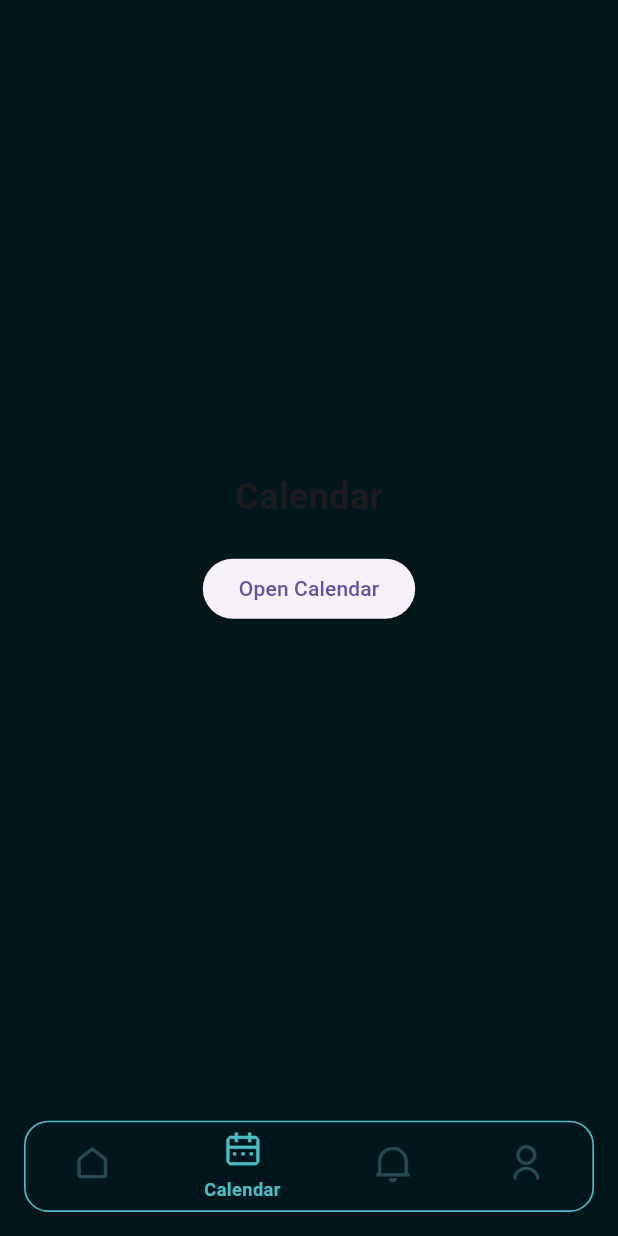
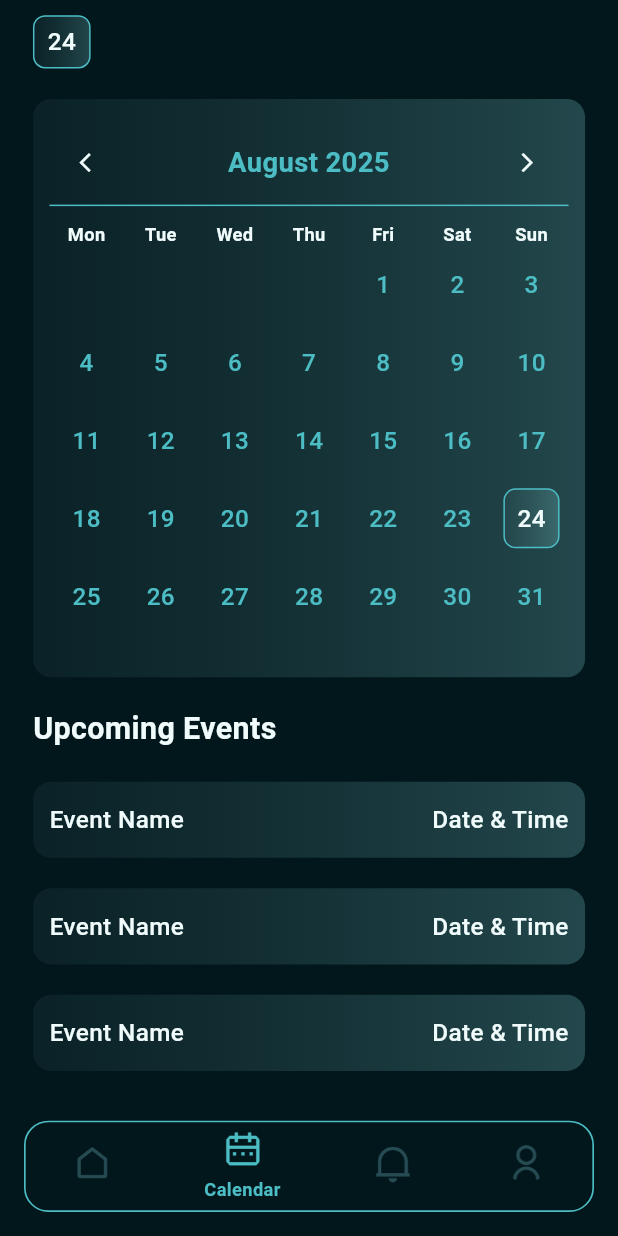
Before and after one commit to AnasNasr-afk/kora_app, a Flutter app: the HomeLayout screen opened by its route, item 2 of the bottom bar chosen, on a phone screen of 412 x 824 dp. Run offline on Flutter 3.47's test engine with Material 3 defaults, Android fonts, the light colour scheme and no system bars; drawn by our look-alikes of table_calendar; our stand-ins replace circular_countdown_timer, easy_localization, flutter_bloc, flutter_countdown_timer, flutter_screenutil, font_awesome_flutter and 1 more; Roboto replaces fonts that are missing (Cairo).

Commit message:
feat(calendar) :implement the calendar ui

```diff
--- a/lib/core/themes/text_styles.dart
+++ b/lib/core/themes/text_styles.dart
@@ -8,6 +8,16 @@ import 'package:kora_app/core/themes/color_manager.dart';
 class TextStyles {
   static TextStyle font14TealBlueSemiBold = GoogleFonts.cairo(
     fontSize: 14.sp,
+    color: ColorManager.tealBlue,
+    fontWeight: FontWeight.w600,
+  );
+  static TextStyle font16TealBlueMedium = GoogleFonts.cairo(
+    fontSize: 16.sp,
+    color: ColorManager.tealBlue,
+    fontWeight: FontWeight.w500,
+  );
+  static TextStyle font18TealBlueSemiBold = GoogleFonts.cairo(
+    fontSize: 18.sp,
     color: ColorManager.tealBlue,
     fontWeight: FontWeight.w600,
   );
--- /dev/null
+++ b/lib/features/calender/calendar_screen.dart
@@ -0,0 +1,191 @@
+import 'package:flutter/material.dart';
+import 'package:flutter_screenutil/flutter_screenutil.dart';
+import 'package:kora_app/core/themes/color_manager.dart';
+import 'package:table_calendar/table_calendar.dart';
+
+import '../../core/themes/text_styles.dart';
+
+class CalendarScreen extends StatefulWidget {
+  const CalendarScreen({super.key});
+
+  @override
+  State<CalendarScreen> createState() => _CalenderScreenState();
+}
+
+class _CalenderScreenState extends State<CalendarScreen> {
+  DateTime _focusedDay = DateTime.now();
+  DateTime? _selectedDay;
+
+  @override
+  Widget build(BuildContext context) {
+    return SafeArea(
+      child: Padding(
+        padding: EdgeInsets.symmetric(horizontal: 20.w, vertical: 10.h),
+        child: SingleChildScrollView(
+          child: Column(
+            crossAxisAlignment: CrossAxisAlignment.start,
+            mainAxisAlignment: MainAxisAlignment.start,
+            children: [
+              /// 🔘 Today Button
+              GestureDetector(
+                onTap: () {
+                  setState(() {
+                    _focusedDay = DateTime.now();
+                  });
+                },
+                child: Container(
+                  height: 35.h,
+                  width: 35.w,
+                  decoration: BoxDecoration(
+                    gradient: ColorManager.mainGradient,
+                    borderRadius: BorderRadius.circular(8.r),
+                    border: Border.all(color: ColorManager.tealBlue),
+                  ),
+                  child: Center(
+                    child: Text(
+                      "${DateTime.now().day}",
+                      style: TextStyles.font16DarkWhiteMedium,
+                    ),
+                  ),
+                ),
+              ),
+
+              SizedBox(height: 20.h),
+
+              /// 📅 Calendar
+              Container(
+                height: 380.h,
+                width: 380.w,
+                decoration: BoxDecoration(
+                  borderRadius: BorderRadius.circular(12.r),
+                  gradient: ColorManager.mainGradient,
+                ),
+                child: Padding(
+                  padding: EdgeInsets.symmetric(
+                    horizontal: 10.w,
+                    vertical: 15.h,
+                  ),
+                  child: TableCalendar(
+                    firstDay: DateTime.utc(2020, 1, 1),
+                    lastDay: DateTime.utc(2030, 12, 31),
+                    focusedDay: _focusedDay,
+                    selectedDayPredicate: (day) {
+                      return isSameDay(_selectedDay, day);
+                    },
+                    onDaySelected: (selectedDay, focusedDay) {
+                      setState(() {
+                        _selectedDay = selectedDay;
+                        _focusedDay = focusedDay;
+                      });
+                    },
+                    calendarFormat: CalendarFormat.month,
+                    startingDayOfWeek: StartingDayOfWeek.monday,
+                    daysOfWeekVisible: true,
+
+                    /// 📌 Header Style
+                    headerStyle: HeaderStyle(
+                      leftChevronIcon: Icon(
+                        Icons.arrow_back_ios,
+                        color: ColorManager.darkWhite,
+                        size: 15.sp,
+                      ),
+                      rightChevronIcon: Icon(
+                        Icons.arrow_forward_ios,
+                        color: ColorManager.darkWhite,
+                        size: 15.sp,
+                      ),
+                      headerMargin: EdgeInsets.only(bottom: 10.h),
+                      titleTextStyle: TextStyles.font18TealBlueSemiBold,
+                      decoration: BoxDecoration(
+                        border: Border(
+                          bottom: BorderSide(color: ColorManager.tealBlue),
+                        ),
+                      ),
+                      formatButtonVisible: false,
+                      titleCentered: true,
+                    ),
+
+                    /// 📌 Days of Week Style
+                    daysOfWeekStyle: DaysOfWeekStyle(
+                      weekdayStyle: TextStyles.font12DarkWhiteSemiBold,
+                      weekendStyle: TextStyles.font12DarkWhiteSemiBold,
+                    ),
+
+                    /// 📌 Calendar Style
+                    calendarStyle: CalendarStyle(
+                      outsideDaysVisible: false,
+                      defaultTextStyle: TextStyles.font16TealBlueMedium,
+                      weekendTextStyle: TextStyles.font16TealBlueMedium,
+                      todayDecoration: BoxDecoration(
+                        border: Border.all(color: ColorManager.tealBlue),
+                        gradient: ColorManager.mainGradient,
+                        shape: BoxShape.rectangle,
+                        borderRadius: BorderRadius.all(Radius.circular(8.r)),
+                      ),
+                      todayTextStyle: TextStyles.font16DarkWhiteMedium,
+                      selectedDecoration: BoxDecoration(
+                        color: ColorManager.tealBlue,
+                        borderRadius: BorderRadius.all(Radius.circular(8.r)),
+                        shape: BoxShape.rectangle,
+                      ),
+                    ),
+                  ),
+                ),
+              ),
+
+              SizedBox(height: 20.h),
+
+              /// 📌 Upcoming Events
+              Text(
+                "Upcoming Events",
+                style: TextStyles.font20TealBlueBold.copyWith(
+                  color: ColorManager.darkWhite,
+                ),
+              ),
+
+              SizedBox(height: 20.h),
+
+              /// 🔹 Event Rows
+              _buildEventRow("Event Name", "Date & Time"),
+              SizedBox(height: 20.h),
+              _buildEventRow("Event Name", "Date & Time"),
+              SizedBox(height: 20.h),
+              _buildEventRow("Event Name", "Date & Time"),
+            ],
+          ),
+        ),
+      ),
+    );
+  }
+
+  /// 🔧 Extracted Event Row Widget
+  Widget _buildEventRow(String eventName, String dateTime) {
+    return Container(
+      width: double.infinity.w,
+      height: 50.h,
+      decoration: BoxDecoration(
+        gradient: ColorManager.mainGradient,
+        borderRadius: BorderRadius.circular(12.r),
+      ),
+      child: Row(
+        mainAxisAlignment: MainAxisAlignment.spaceBetween,
+        children: [
+          Padding(
+            padding: EdgeInsets.symmetric(horizontal: 10.w),
+            child: Text(
+              eventName,
+              style: TextStyles.font16DarkWhiteMedium,
+            ),
+          ),
+          Padding(
+            padding: EdgeInsets.symmetric(horizontal: 10.w),
+            child: Text(
+              dateTime,
+              style: TextStyles.font16DarkWhiteMedium,
+            ),
+          ),
+        ],
+      ),
+    );
+  }
+}
--- a/lib/features/calender/calender_screen.dart
+++ /dev/null
@@ -1,33 +0,0 @@
-import 'package:flutter/material.dart';
-
-class CalenderScreen extends StatelessWidget {
-  const CalenderScreen({super.key});
-
-  @override
-  Widget build(BuildContext context) {
-    return Center(
-      child: Padding(
-        padding: const EdgeInsets.all(16.0),
-        child: Column(
-          mainAxisAlignment: MainAxisAlignment.center,
-          children: [
-            Text(
-              'Calendar',
-              style: TextStyle(
-                fontSize: 24,
-                fontWeight: FontWeight.bold,
-              ),
-            ),
-            SizedBox(height: 20),
-            ElevatedButton(
-              onPressed: () {
-                // Add your calendar action here
-              },
-              child: Text('Open Calendar'),
-            ),
-          ],
-        ),
-      ),
-    );
-  }
-}
--- a/lib/features/home/cubit/home_cubit.dart
+++ b/lib/features/home/cubit/home_cubit.dart
@@ -1,7 +1,7 @@
 import 'package:flutter/cupertino.dart';
 import 'package:flutter/material.dart';
 import 'package:flutter_bloc/flutter_bloc.dart';
-import 'package:kora_app/features/calender/calender_screen.dart';
+import 'package:kora_app/features/calender/calendar_screen.dart';
 import 'package:kora_app/features/notifications/notifications_screen.dart';
 import 'package:kora_app/features/settings/settings_screen.dart';
 
@@ -18,7 +18,7 @@ class HomeCubit extends Cubit<HomeStates> {
 
   final List<Widget> screens = [
     HomeScreen(),
-    CalenderScreen(),
+    CalendarScreen(),
     NotificationsScreen(),
     SettingsScreen(),
   ];
--- a/pubspec.yaml
+++ b/pubspec.yaml
@@ -42,6 +42,7 @@ dependencies:
   easy_localization: ^3.0.8
   flutter_countdown_timer: ^4.1.0
   circular_countdown_timer: ^0.2.4
+  table_calendar: ^3.2.0
 
 dev_dependencies:
   flutter_test:
```
Also changed, not shown: pubspec.lock.
